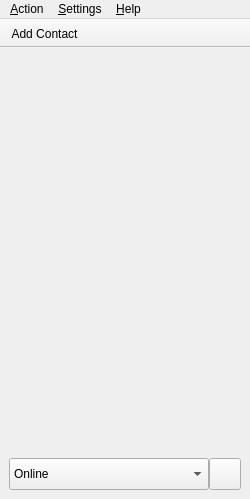
The window that app/MainWindow.ui (chloerei/qtalk) describes before a commit, drawn with Qt 5.
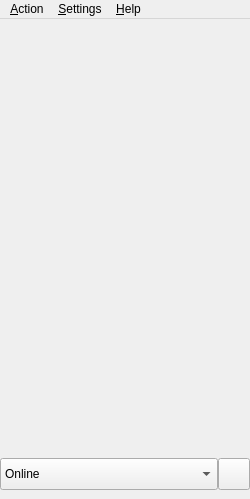
The same window after the commit. Icons and pictures are not drawn.

Commit message: Mainwindow ui modify, remove toolbar.

```diff
--- a/app/MainWindow.ui
+++ b/app/MainWindow.ui
@@ -22,6 +22,15 @@
     <property name="spacing">
      <number>0</number>
     </property>
+    <property name="leftMargin">
+     <number>0</number>
+    </property>
+    <property name="topMargin">
+     <number>4</number>
+    </property>
+    <property name="rightMargin">
+     <number>0</number>
+    </property>
     <item>
      <widget class="QStackedWidget" name="stackedWidget"/>
     </item>
@@ -171,27 +180,6 @@
    <addaction name="menu_Settings"/>
    <addaction name="menu_Help"/>
   </widget>
-  <widget class="QToolBar" name="toolBar">
-   <property name="windowTitle">
-    <string>toolBar</string>
-   </property>
-   <property name="movable">
-    <bool>false</bool>
-   </property>
-   <property name="toolButtonStyle">
-    <enum>Qt::ToolButtonFollowStyle</enum>
-   </property>
-   <property name="floatable">
-    <bool>false</bool>
-   </property>
-   <attribute name="toolBarArea">
-    <enum>TopToolBarArea</enum>
-   </attribute>
-   <attribute name="toolBarBreak">
-    <bool>false</bool>
-   </attribute>
-   <addaction name="actionAddContact"/>
-  </widget>
   <action name="actionPreferences">
    <property name="icon">
     <iconset resource="application.qrc">
```
